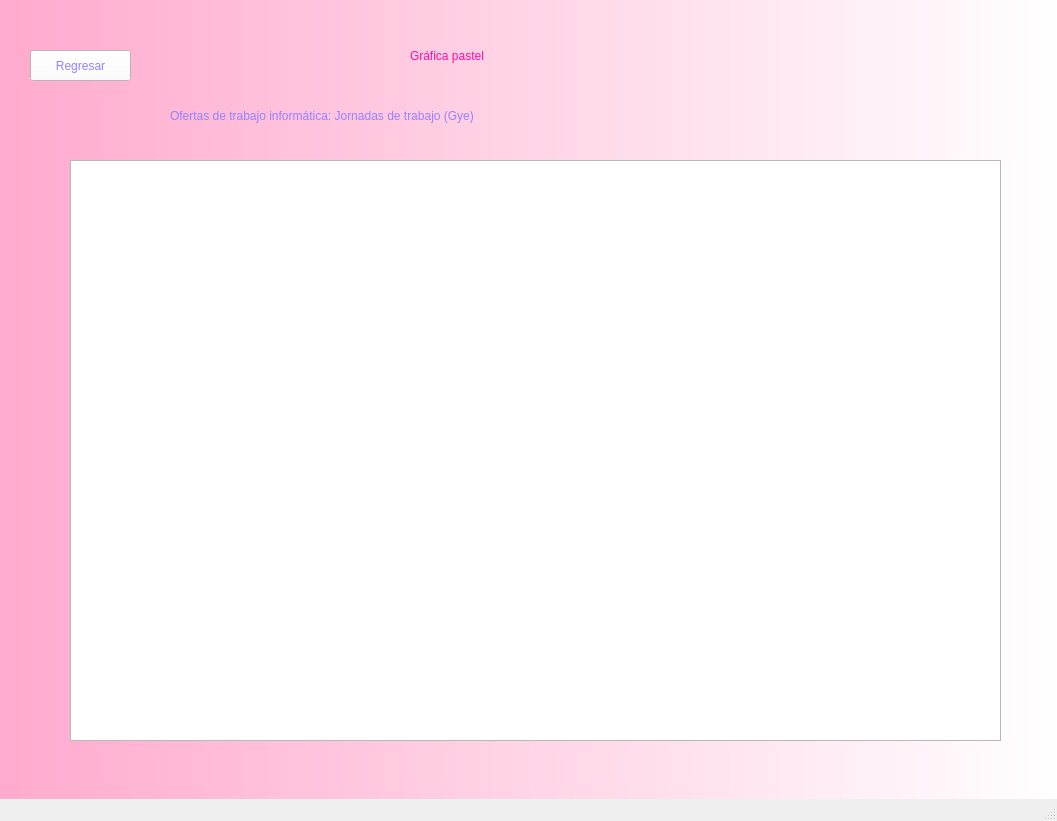
The window that ProyectoFinal/screen6.ui (gabiruca/LenguajesProgramacion) describes before a commit, drawn with Qt 5.
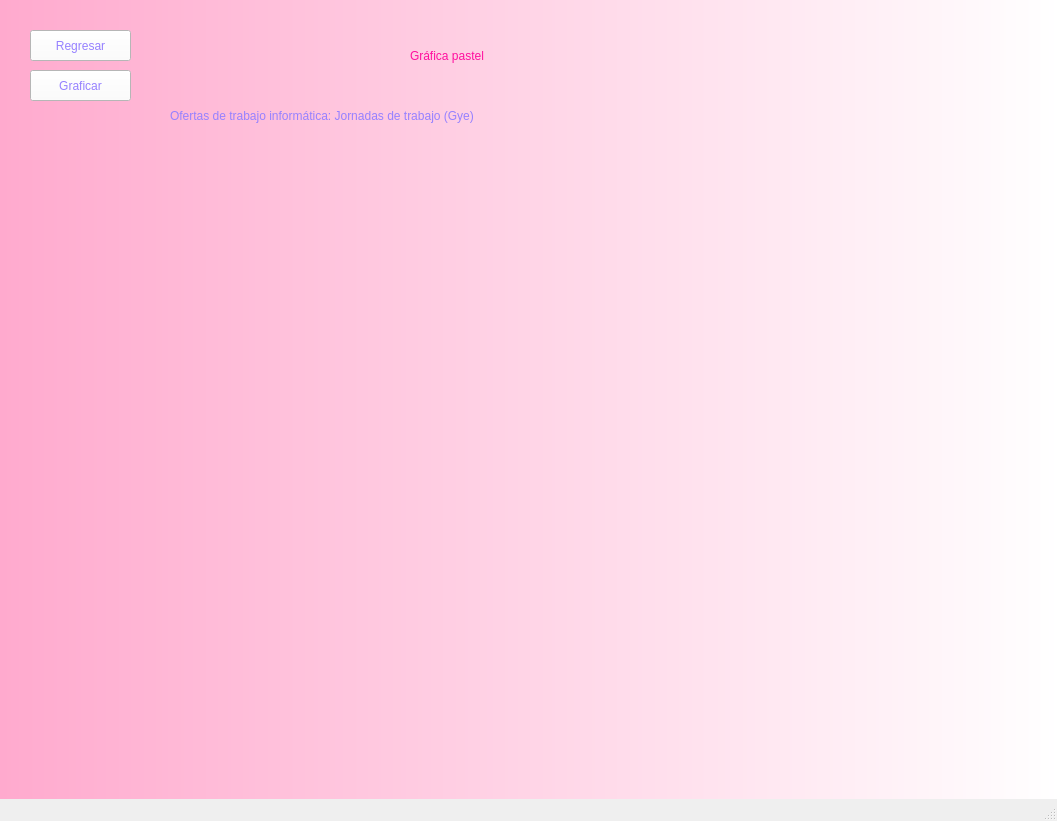
The same window after the commit.

Diff of the .ui file:
```diff
--- a/ProyectoFinal/screen6.ui
+++ b/ProyectoFinal/screen6.ui
@@ -53,7 +53,7 @@
     <property name="geometry">
      <rect>
       <x>30</x>
-      <y>50</y>
+      <y>30</y>
       <width>101</width>
       <height>31</height>
      </rect>
@@ -86,14 +86,51 @@
      <string>Ofertas de trabajo informática: Jornadas de trabajo (Gye)</string>
     </property>
    </widget>
-   <widget class="QGraphicsView" name="graphicsView">
+   <widget class="QLabel" name="label_3">
+    <property name="geometry">
+     <rect>
+      <x>20</x>
+      <y>720</y>
+      <width>1011</width>
+      <height>51</height>
+     </rect>
+    </property>
+    <property name="styleSheet">
+     <string notr="true">font: 12pt &quot;Comic Sans MS&quot;;
+</string>
+    </property>
+    <property name="text">
+     <string/>
+    </property>
+   </widget>
+   <widget class="QWidget" name="horizontalLayoutWidget">
     <property name="geometry">
      <rect>
       <x>70</x>
       <y>160</y>
       <width>931</width>
-      <height>581</height>
+      <height>551</height>
      </rect>
+    </property>
+    <layout class="QHBoxLayout" name="horizontalLayout"/>
+   </widget>
+   <widget class="QPushButton" name="pushButton_4">
+    <property name="geometry">
+     <rect>
+      <x>30</x>
+      <y>70</y>
+      <width>101</width>
+      <height>31</height>
+     </rect>
+    </property>
+    <property name="styleSheet">
+     <string notr="true">background-color: rgb(255, 255, 255);
+color: rgb(150, 129, 255);
+font: 60 12pt &quot;Rockwell&quot;;
+border-color: rgb(180, 126, 255);</string>
+    </property>
+    <property name="text">
+     <string>Graficar</string>
     </property>
    </widget>
   </widget>
```
Left out of the diff: 6 changed lines with no effect on the pictures.
